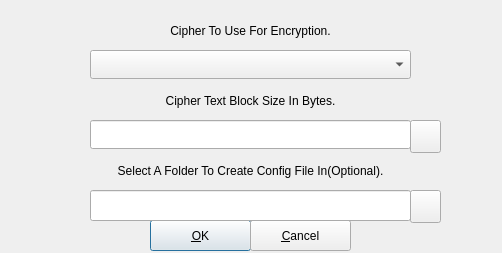
mhogomchungu/sirikali, file src/engines/cryfscreateoptions.ui: the form before one commit.
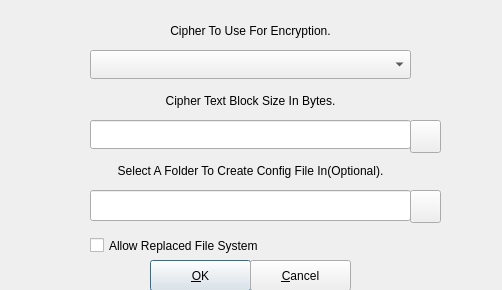
The form after the commit.

Commit message: Add support for setting cryfs "--allow-replaced-filesystem" option from the GUI

What changed in the file:
```diff
--- a/src/engines/cryfscreateoptions.ui
+++ b/src/engines/cryfscreateoptions.ui
@@ -7,7 +7,7 @@
     <x>0</x>
     <y>0</y>
     <width>502</width>
-    <height>253</height>
+    <height>290</height>
    </rect>
   </property>
   <property name="windowTitle">
@@ -75,7 +75,7 @@
    <property name="geometry">
     <rect>
      <x>150</x>
-     <y>220</y>
+     <y>260</y>
      <width>101</width>
      <height>31</height>
     </rect>
@@ -88,7 +88,7 @@
    <property name="geometry">
     <rect>
      <x>250</x>
-     <y>220</y>
+     <y>260</y>
      <width>101</width>
      <height>31</height>
     </rect>
@@ -158,6 +158,19 @@
     <string/>
    </property>
   </widget>
+  <widget class="QCheckBox" name="cbAllowReplacedFileSystem">
+   <property name="geometry">
+    <rect>
+     <x>90</x>
+     <y>230</y>
+     <width>321</width>
+     <height>31</height>
+    </rect>
+   </property>
+   <property name="text">
+    <string>Allow Replaced File System</string>
+   </property>
+  </widget>
  </widget>
  <tabstops>
   <tabstop>comboBox</tabstop>
```
The commit also changes 8 other files.
